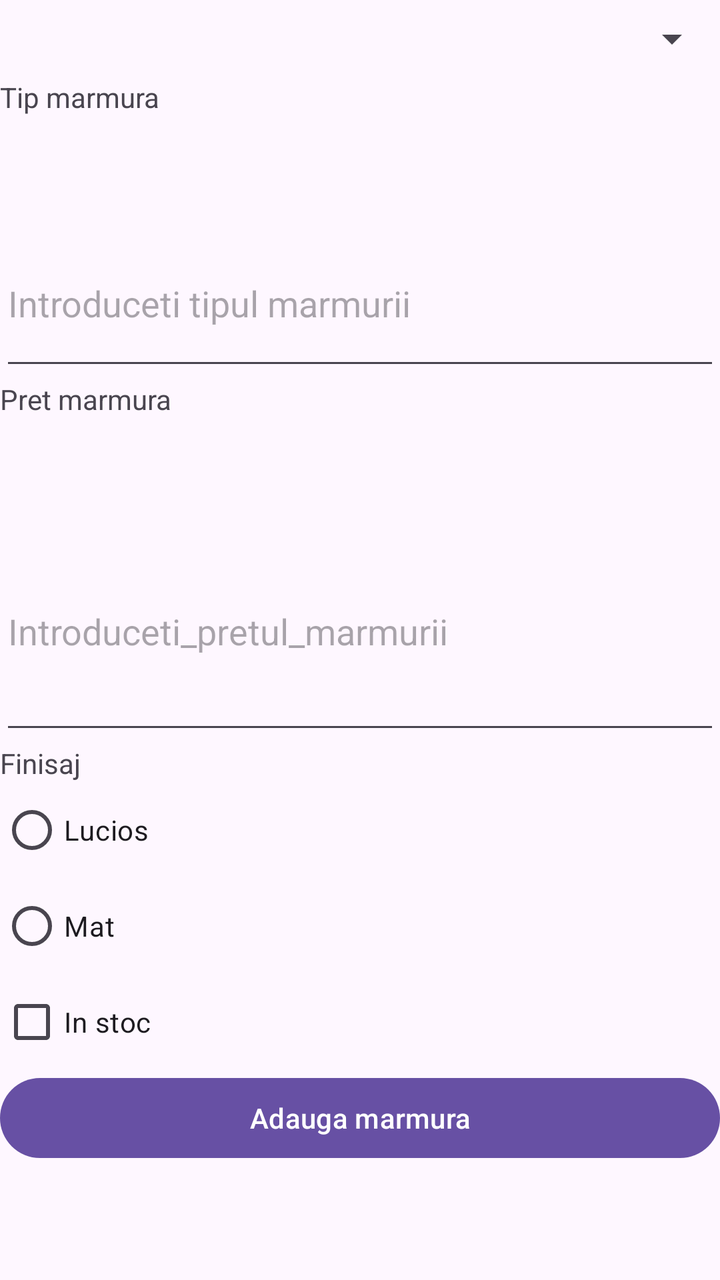
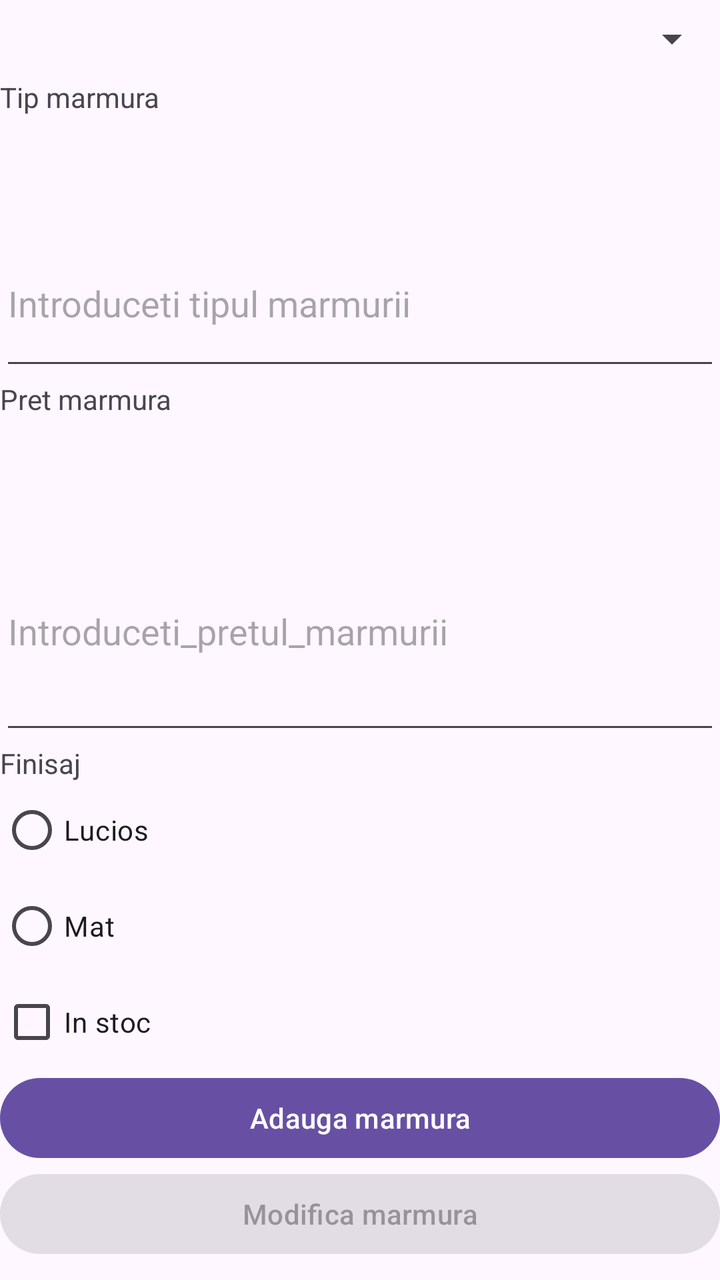

Screens rendered from an Android XML layout before and after an edit, with the pre-edit source and the edit as a unified diff.
<!-- AndroidManifest.xml: application theme Theme.App -->
<!-- res/layout/activity_introducere_date.xml -->
<?xml version="1.0" encoding="utf-8"?>
<LinearLayout xmlns:android="http://schemas.android.com/apk/res/android"
    xmlns:app="http://schemas.android.com/apk/res-auto"
    xmlns:tools="http://schemas.android.com/tools"
    android:id="@+id/main"
    android:layout_width="match_parent"
    android:layout_height="match_parent"
    android:orientation="vertical"
    tools:context=".IntroducereDate">

    <Spinner
        android:id="@+id/spinnerCuloare"
        android:layout_width="match_parent"
        android:layout_height="39dp" />

    <TextView
        android:layout_width="match_parent"
        android:layout_height="71dp"
        android:text="@string/tip_marmura" />

    <EditText
        android:id="@+id/tipMarmura_ET"
        android:layout_width="match_parent"
        android:layout_height="80dp"
        android:hint="@string/introduceti_tipul_marmurii"
        android:inputType="text" />


    <TextView
        android:layout_width="match_parent"
        android:layout_height="66dp"
        android:text="@string/pret_marmura" />

    <EditText
        android:id="@+id/pretMarmura_ET"
        android:layout_width="match_parent"
        android:layout_height="116dp"
        android:hint="@string/introduceti_pretul_marmurii"
        android:inputType="numberDecimal" />

    <TextView
        android:layout_width="match_parent"
        android:layout_height="wrap_content"
        android:text="@string/finisaj" />

    <RadioGroup
        android:id="@+id/finisaj_RG"
        android:layout_width="match_parent"
        android:layout_height="wrap_content">

        <RadioButton
            android:id="@+id/radioLucios"
            android:layout_width="wrap_content"
            android:layout_height="wrap_content"
            android:text="@string/lucios" />

        <RadioButton
            android:id="@+id/radioMat"
            android:layout_width="wrap_content"
            android:layout_height="wrap_content"
            android:text="@string/mat" />
    </RadioGroup>

    <CheckBox
        android:id="@+id/inStoc_CB"
        android:layout_width="match_parent"
        android:layout_height="wrap_content"
        android:text="@string/in_stoc" />

    <Button
        android:id="@+id/buttonAdauga"
        android:layout_width="match_parent"
        android:layout_height="wrap_content"
        android:onClick="adaugaMarmura"
        android:text="@string/adauga_marmura" />

</LinearLayout>
<!-- resources referenced by this layout -->
<resources>
  <string name="adauga_marmura">Adauga marmura</string>
  <string name="finisaj">Finisaj</string>
  <string name="in_stoc">In stoc</string>
  <string name="introduceti_pretul_marmurii">Introduceti_pretul_marmurii</string>
  <string name="introduceti_tipul_marmurii">Introduceti tipul marmurii</string>
  <string name="lucios">Lucios</string>
  <string name="mat">Mat</string>
  <string name="pret_marmura">Pret marmura</string>
  <string name="tip_marmura">Tip marmura</string>
  <style name="Theme.App" parent="Base.Theme.App" />
  <style name="Base.Theme.App" parent="Theme.Material3.DayNight.NoActionBar">
          
          
      </style>
</resources>

<!-- the commit's change to res/layout/activity_introducere_date.xml (unified diff, before → after) -->
@@ -74,4 +74,12 @@
         android:onClick="adaugaMarmura"
         android:text="@string/adauga_marmura" />
 
+    <Button
+        android:layout_width="match_parent"
+        android:layout_height="wrap_content"
+        android:text="@string/modifica_marmura"
+        android:id="@+id/modificaMarmura"
+        android:onClick="modificaMarmura"
+        android:enabled="false"/>
+
 </LinearLayout>
<!-- resource entries referenced after the edit -->
@@ -7,6 +7,7 @@
   <string name="introduceti_tipul_marmurii">Introduceti tipul marmurii</string>
   <string name="lucios">Lucios</string>
   <string name="mat">Mat</string>
+  <string name="modifica_marmura">Modifica marmura</string>
   <string name="pret_marmura">Pret marmura</string>
   <string name="tip_marmura">Tip marmura</string>
   <style name="Theme.App" parent="Base.Theme.App" />
